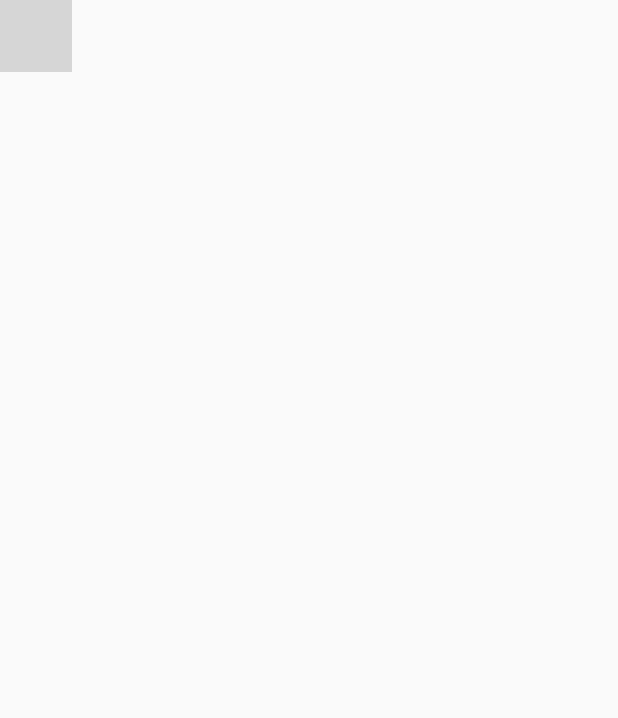
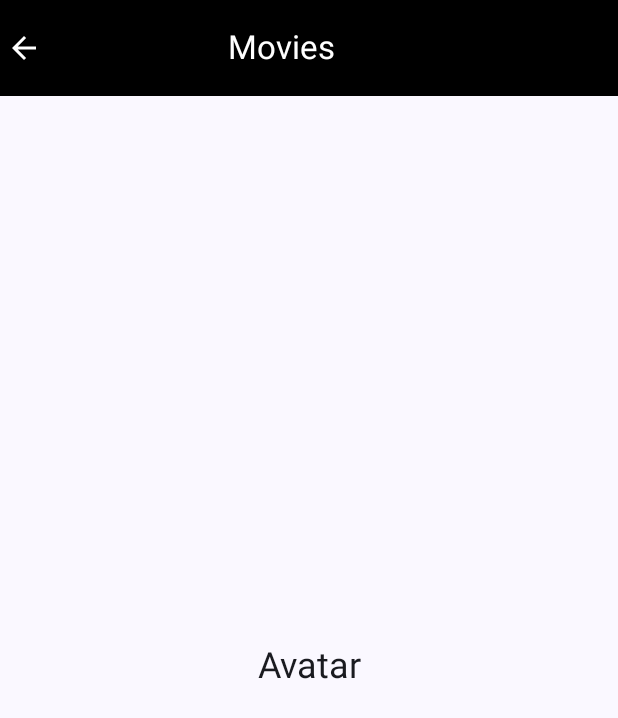
Before and after one commit to MAdem01/MovieAppCompose, an Android app built with Jetpack Compose: the screen it shows after launch (MainActivity), after a tap on "Avatar", on a phone screen of 412 x 824 dp. Shown: the top 718 px of the screen. Run offline under Robolectric (Android 15) with nearby library versions, the phone set to English and light mode, and no system bars; grey boxes are pictures that could not be loaded.

Commit message:
add topAppBar with back button and movie name to DetailsScreen

```diff
--- a/app/src/main/java/com/example/movieappcompose/screens/details/DetailsScreen.kt
+++ b/app/src/main/java/com/example/movieappcompose/screens/details/DetailsScreen.kt
@@ -1,10 +1,63 @@
 package com.example.movieappcompose.screens.details
 
+import androidx.compose.foundation.clickable
+import androidx.compose.foundation.layout.Arrangement
+import androidx.compose.foundation.layout.Column
+import androidx.compose.foundation.layout.Row
+import androidx.compose.foundation.layout.Spacer
+import androidx.compose.foundation.layout.fillMaxSize
+import androidx.compose.foundation.layout.padding
+import androidx.compose.foundation.layout.width
+import androidx.compose.material.icons.Icons
+import androidx.compose.material.icons.automirrored.filled.ArrowBack
+import androidx.compose.material3.ExperimentalMaterial3Api
+import androidx.compose.material3.Icon
+import androidx.compose.material3.MaterialTheme
+import androidx.compose.material3.Scaffold
+import androidx.compose.material3.Surface
 import androidx.compose.material3.Text
+import androidx.compose.material3.TopAppBar
+import androidx.compose.material3.TopAppBarDefaults
 import androidx.compose.runtime.Composable
+import androidx.compose.ui.Alignment
+import androidx.compose.ui.Modifier
+import androidx.compose.ui.graphics.Color
+import androidx.compose.ui.unit.dp
 import androidx.navigation.NavController
 
+@OptIn(ExperimentalMaterial3Api::class)
 @Composable
-fun DetailsScreen(navController: NavController){
-    Text(text = "Details Screen")
+fun DetailsScreen(navController: NavController, movieData: String?){
+   Scaffold(topBar = {
+       TopAppBar(
+           colors = TopAppBarDefaults.topAppBarColors(containerColor = Color.Black),
+           title = {Text(text = "Movies", color = Color.White) },
+           navigationIcon = {
+               Row(
+                   horizontalArrangement = Arrangement.Start,
+                   ) {
+                   Icon(imageVector = Icons.AutoMirrored.Filled.ArrowBack,
+                       tint = Color.White,
+                       contentDescription = "Arrow Back",
+                       modifier = Modifier
+                           .clickable {
+                               navController.popBackStack()
+                           })
+                   Spacer(modifier = Modifier.width(120.dp))
+               }
+           }
+       )
+   }) {paddingValues ->
+       Surface(modifier = Modifier.fillMaxSize()) {
+           Column(modifier = Modifier
+               .padding(paddingValues),
+               verticalArrangement = Arrangement.Center,
+               horizontalAlignment = Alignment.CenterHorizontally) {
+               Text(
+                   text = movieData.toString(),
+                   style = MaterialTheme.typography.headlineSmall
+               )
+           }
+       }
+   }
 }
```
